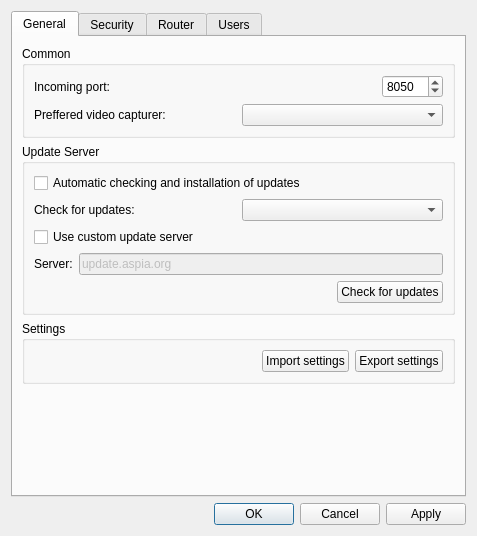
dchapyshev/aspia, file source/host/ui/config_dialog.ui: the form before one commit.
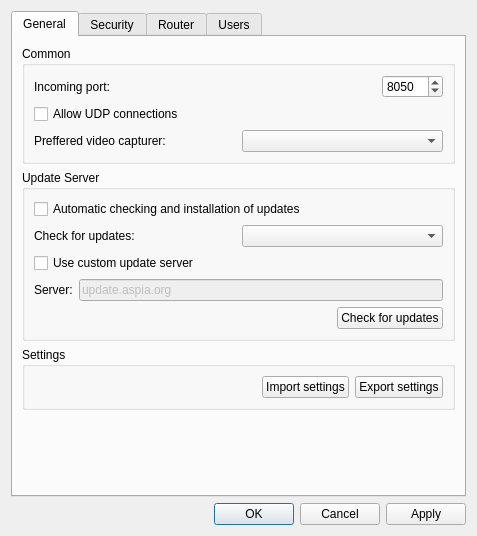
The form after the commit. Icons and pictures are not drawn.

The edit to the form file:
```diff
--- a/source/host/ui/config_dialog.ui
+++ b/source/host/ui/config_dialog.ui
@@ -64,6 +64,13 @@
            </widget>
           </item>
           <item row="1" column="0" colspan="3">
+           <widget class="QCheckBox" name="checkbox_allow_udp">
+            <property name="text">
+             <string>Allow UDP connections</string>
+            </property>
+           </widget>
+          </item>
+          <item row="2" column="0" colspan="3">
            <layout class="QHBoxLayout" name="horizontalLayout_2">
             <item>
              <widget class="QLabel" name="label_video_capturer">
```
